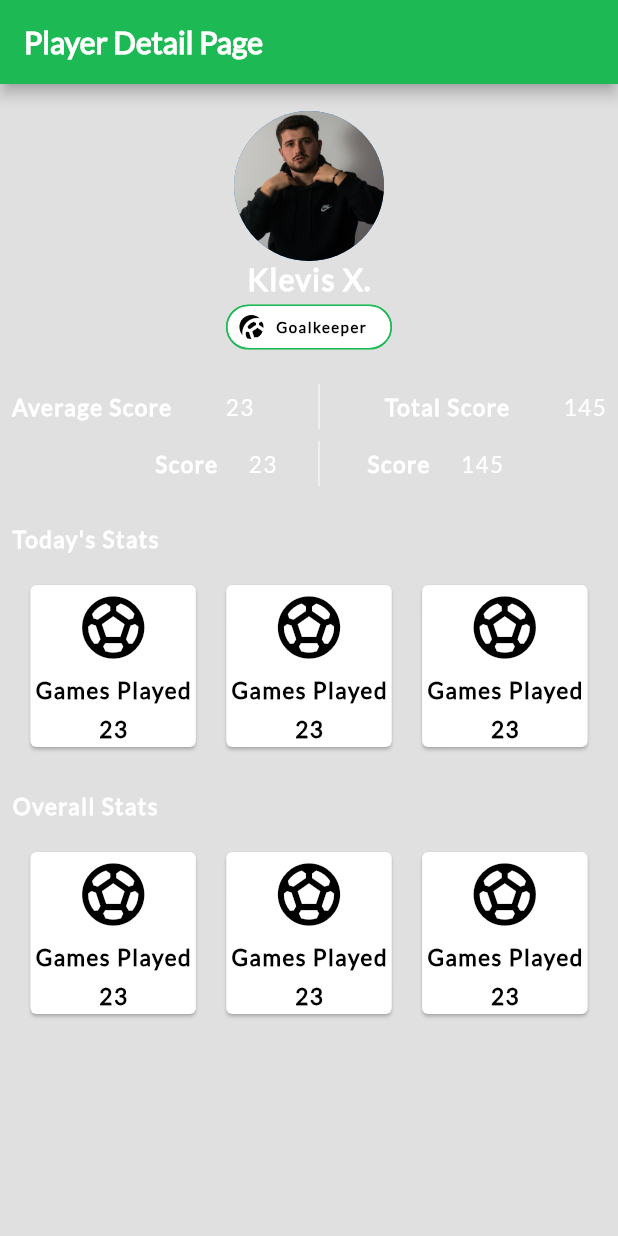
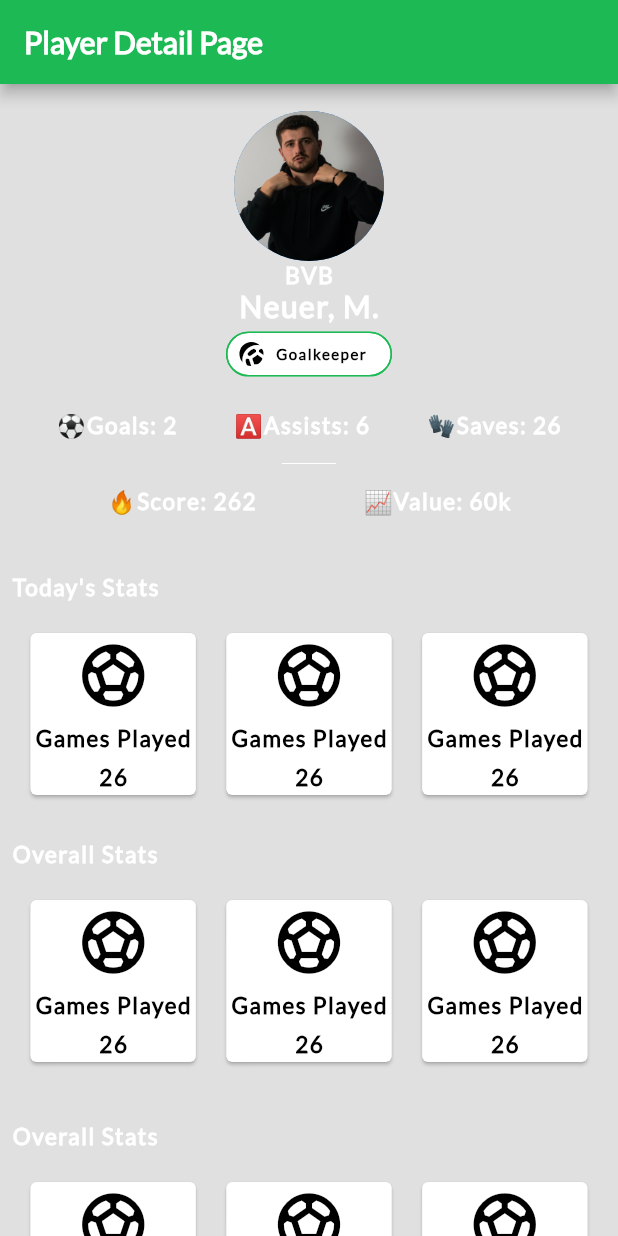
Before and after one commit to kleviss/flutter-business-card, a Flutter app: the screen it shows after launch, on a phone screen of 412 x 824 dp. Run offline on Flutter 3.47's test engine with Material 2 defaults, Android fonts, the phone set to English and light mode, and no system bars.

Commit message:
create widget multi-level composition

```diff
--- a/lib/customCard.dart
+++ b/lib/customCard.dart
@@ -36,7 +36,7 @@
               height: 8.0,
             ),
             Text(
-              '23',
+              '26',
               style: TextStyle(
                 color: Colors.black,
                 fontWeight: FontWeight.bold,
@@ -51,3 +51,66 @@
     );
   }
 }
+
+
+// Row(
+//               mainAxisAlignment: MainAxisAlignment.spaceEvenly,
+//               children: const [
+//                 Text(
+//                   'Average Score',
+//                   style: TextStyle(
+//                     color: Colors.white,
+//                     fontSize: 15.0,
+//                     fontWeight: FontWeight.bold,
+//                     letterSpacing: 1.0,
+//                     fontFamily: 'Lato',
+//                   ),
+//                 ),
+//                 SizedBox(
+//                   width: 20.0,
+//                 ),
+//                 Text(
+//                   '23',
+//                   style: TextStyle(
+//                     color: Colors.white,
+//                     fontSize: 15.0,
+//                     letterSpacing: 1.0,
+//                     fontFamily: 'Lato',
+//                   ),
+//                 ),
+//                 SizedBox(
+//                   width: 20.0,
+//                 ),
+//                 SizedBox(
+//                   height: 30.0,
+//                   child: VerticalDivider(
+//                     color: Colors.white,
+//                   ),
+//                 ),
+//                 SizedBox(
+//                   width: 20.0,
+//                 ),
+//                 Text(
+//                   'Total Score',
+//                   style: TextStyle(
+//                     color: Colors.white,
+//                     fontSize: 15.0,
+//                     fontWeight: FontWeight.bold,
+//                     letterSpacing: 1.0,
+//                     fontFamily: 'Lato',
+//                   ),
+//                 ),
+//                 SizedBox(
+//                   width: 20.0,
+//                 ),
+//                 Text(
+//                   '145',
+//                   style: TextStyle(
+//                     color: Colors.white,
+//                     fontSize: 15.0,
+//                     letterSpacing: 1.0,
+//                     fontFamily: 'Lato',
+//                   ),
+//                 ),
+//               ],
+//             ),
--- a/lib/main.dart
+++ b/lib/main.dart
@@ -1,5 +1,7 @@
 import 'package:flutter/material.dart';
 import 'customCard.dart';
+import 'scoreRow.dart';
+import 'widgets/neo_text.dart';
 
 void main() => runApp(const MyApp());
 
@@ -37,8 +39,9 @@
                         radius: 50.0,
                         backgroundImage: AssetImage('images/klevis.jpeg'),
                       ),
+                      NeoText(text: "BVB"),
                       Text(
-                        'Klevis X.',
+                        'Neuer, M.',
                         style: TextStyle(
                           color: Colors.white,
                           fontSize: 20.0,
@@ -85,136 +88,45 @@
                 ],
               ),
             ),
-            Row(
-              mainAxisAlignment: MainAxisAlignment.spaceEvenly,
-              children: const [
-                Text(
-                  'Average Score',
-                  style: TextStyle(
-                    color: Colors.white,
-                    fontSize: 15.0,
-                    fontWeight: FontWeight.bold,
-                    letterSpacing: 1.0,
-                    fontFamily: 'Lato',
+            ScoreRow(
+              child: Row(
+                mainAxisAlignment: MainAxisAlignment.spaceEvenly,
+                children: const [
+                  NeoText(
+                    text: "⚽️Goals: 2",
                   ),
-                ),
-                SizedBox(
-                  width: 20.0,
-                ),
-                Text(
-                  '23',
-                  style: TextStyle(
-                    color: Colors.white,
-                    fontSize: 15.0,
-                    letterSpacing: 1.0,
-                    fontFamily: 'Lato',
+                  NeoText(
+                    text: "🅰️Assists: 6",
                   ),
-                ),
-                SizedBox(
-                  width: 20.0,
-                ),
-                SizedBox(
-                  height: 30.0,
-                  child: VerticalDivider(
-                    color: Colors.white,
-                  ),
-                ),
-                SizedBox(
-                  width: 20.0,
-                ),
-                Text(
-                  'Total Score',
-                  style: TextStyle(
-                    color: Colors.white,
-                    fontSize: 15.0,
-                    fontWeight: FontWeight.bold,
-                    letterSpacing: 1.0,
-                    fontFamily: 'Lato',
-                  ),
-                ),
-                SizedBox(
-                  width: 20.0,
-                ),
-                Text(
-                  '145',
-                  style: TextStyle(
-                    color: Colors.white,
-                    fontSize: 15.0,
-                    letterSpacing: 1.0,
-                    fontFamily: 'Lato',
-                  ),
-                ),
-              ],
-            ),
-            Padding(
-              padding: const EdgeInsets.all(8.0),
-              child: Row(
-                mainAxisAlignment: MainAxisAlignment.center,
-                children: const [
-                  SizedBox(
-                    width: 23.0,
-                  ),
-                  Text(
-                    ' Score',
-                    style: TextStyle(
-                      color: Colors.white,
-                      fontSize: 15.0,
-                      fontWeight: FontWeight.bold,
-                      letterSpacing: 1.0,
-                      fontFamily: 'Lato',
-                    ),
-                  ),
-                  SizedBox(
-                    width: 20.0,
-                  ),
-                  Text(
-                    '23',
-                    style: TextStyle(
-                      color: Colors.white,
-                      fontSize: 15.0,
-                      letterSpacing: 1.0,
-                      fontFamily: 'Lato',
-                    ),
-                  ),
-                  SizedBox(
-                    width: 20.0,
-                  ),
-                  SizedBox(
-                    height: 30.0,
-                    child: VerticalDivider(
-                      color: Colors.white,
-                    ),
-                  ),
-                  SizedBox(
-                    width: 20.0,
-                  ),
-                  Text(
-                    ' Score',
-                    style: TextStyle(
-                      color: Colors.white,
-                      fontSize: 15.0,
-                      fontWeight: FontWeight.bold,
-                      letterSpacing: 1.0,
-                      fontFamily: 'Lato',
-                    ),
-                  ),
-                  SizedBox(
-                    width: 20.0,
-                  ),
-                  Text(
-                    '145',
-                    style: TextStyle(
-                      color: Colors.white,
-                      fontSize: 15.0,
-                      letterSpacing: 1.0,
-                      fontFamily: 'Lato',
-                    ),
+                  NeoText(
+                    text: "🧤Saves: 26",
                   ),
                 ],
               ),
             ),
             const Padding(
-                padding: EdgeInsets.fromLTRB(8.0, 18.0, 8.0, 0.0),
+              padding: EdgeInsets.all(8.0),
+              child: Divider(
+                endIndent: 180.0,
+                indent: 180.0,
+                color: Colors.white,
+              ),
+            ),
+            ScoreRow(
+              child: Row(
+                mainAxisAlignment: MainAxisAlignment.spaceEvenly,
+                children: const [
+                  NeoText(
+                    text: "🔥Score: 262",
+                  ),
+                  NeoText(
+                    text: "📈Value: 60k",
+                  ),
+                ],
+              ),
+            ),
+            const Padding(
+                padding: EdgeInsets.fromLTRB(8.0, 38.0, 8.0, 0.0),
                 child: Text(
                   'Today\'s Stats',
                   style: TextStyle(
@@ -259,6 +171,29 @@
                 ],
               ),
             ),
+            const Padding(
+                padding: EdgeInsets.fromLTRB(8.0, 18.0, 8.0, 18.0),
+                child: Text(
+                  'Overall Stats',
+                  style: TextStyle(
+                    color: Colors.white,
+                    fontSize: 15.0,
+                    fontWeight: FontWeight.bold,
+                    letterSpacing: 1.0,
+                    fontFamily: 'Lato',
+                  ),
+                )),
+            Padding(
+              padding: const EdgeInsets.fromLTRB(4.0, 0.0, 4.0, 18.0),
+              child: Row(
+                mainAxisAlignment: MainAxisAlignment.spaceEvenly,
+                children: const [
+                  CustomCard(),
+                  CustomCard(),
+                  CustomCard(),
+                ],
+              ),
+            ),
           ],
         ),
       ),
--- /dev/null
+++ b/lib/scoreRow.dart
@@ -0,0 +1,15 @@
+import 'package:flutter/material.dart';
+import 'widgets/neo_text.dart';
+
+class ScoreRow extends StatelessWidget {
+  final Widget? child;
+
+  const ScoreRow({super.key, required this.child});
+
+  @override
+  Widget build(BuildContext context) {
+    // Material is a conceptual piece
+    // of paper on which the UI appears.
+    return (child!);
+  }
+}
--- /dev/null
+++ b/lib/widgets/neo_text.dart
@@ -0,0 +1,24 @@
+import 'package:flutter/material.dart';
+
+class NeoText extends StatelessWidget {
+  final String text;
+
+  const NeoText({
+    super.key,
+    required this.text,
+  });
+
+  @override
+  Widget build(BuildContext context) {
+    return Text(
+      text,
+      style: const TextStyle(
+        color: Colors.white,
+        fontSize: 15.0,
+        fontWeight: FontWeight.bold,
+        letterSpacing: 1.0,
+        fontFamily: 'Lato',
+      ),
+    );
+  }
+}
```
